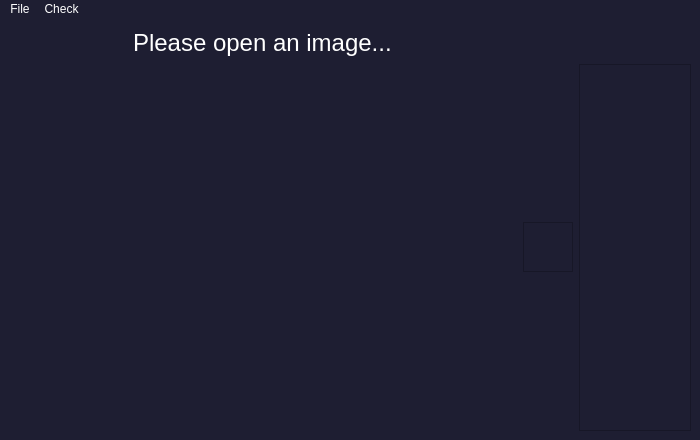
Qt form app.ui (ahmed-sedky/smile-design) before a commit.
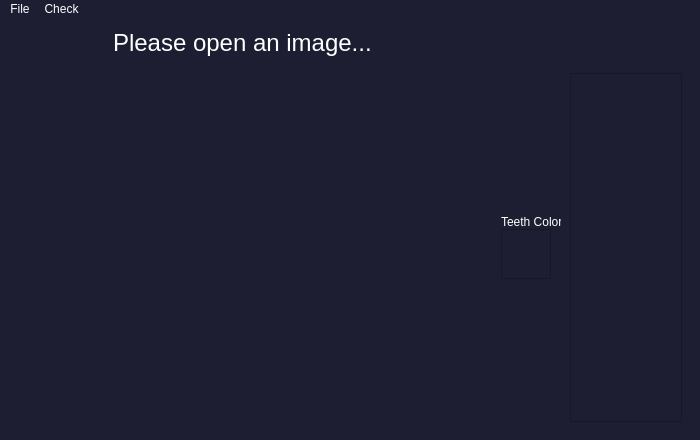
The same form after that commit.

What changed in the file:
```diff
--- a/app.ui
+++ b/app.ui
@@ -19,25 +19,6 @@
   </property>
   <widget class="QWidget" name="centralwidget">
    <layout class="QGridLayout" name="gridLayout">
-    <item row="1" column="2">
-     <widget class="QGraphicsView" name="palette">
-      <property name="enabled">
-       <bool>true</bool>
-      </property>
-      <property name="maximumSize">
-       <size>
-        <width>112</width>
-        <height>16777215</height>
-       </size>
-      </property>
-      <property name="verticalScrollBarPolicy">
-       <enum>Qt::ScrollBarAlwaysOff</enum>
-      </property>
-      <property name="horizontalScrollBarPolicy">
-       <enum>Qt::ScrollBarAlwaysOff</enum>
-      </property>
-     </widget>
-    </item>
     <item row="1" column="0">
      <widget class="QGraphicsView" name="image">
       <property name="maximumSize">
@@ -87,7 +68,47 @@
       </property>
      </widget>
     </item>
-    <item row="1" column="1">
+    <item row="1" column="1" alignment="Qt::AlignHCenter">
+     <widget class="QWidget" name="colorsWidget" native="true">
+      <layout class="QHBoxLayout" name="horizontalLayout">
+       <property name="spacing">
+        <number>0</number>
+       </property>
+       <item alignment="Qt::AlignHCenter|Qt::AlignVCenter">
+        <widget class="QWidget" name="teethColorWidget" native="true">
+         <property name="minimumSize">
+          <size>
+           <width>0</width>
+           <height>150</height>
+          </size>
+         </property>
+         <property name="maximumSize">
+          <size>
+           <width>16777215</width>
+           <height>1111</height>
+          </size>
+         </property>
+         <layout class="QVBoxLayout" name="verticalLayout">
+          <property name="spacing">
+           <number>0</number>
+          </property>
+          <property name="sizeConstraint">
+           <enum>QLayout::SetMinimumSize</enum>
+          </property>
+          <item>
+           <widget class="QLabel" name="label">
+            <property name="maximumSize">
+             <size>
+              <width>60</width>
+              <height>20</height>
+             </size>
+            </property>
+            <property name="text">
+             <string>Teeth Color</string>
+            </property>
+           </widget>
+          </item>
+          <item>
      <widget class="QGraphicsView" name="teethColor">
       <property name="maximumSize">
        <size>
@@ -101,6 +122,31 @@
       <property name="horizontalScrollBarPolicy">
        <enum>Qt::ScrollBarAlwaysOff</enum>
       </property>
+           </widget>
+          </item>
+         </layout>
+        </widget>
+       </item>
+       <item>
+        <widget class="QGraphicsView" name="palette">
+         <property name="enabled">
+          <bool>true</bool>
+         </property>
+         <property name="maximumSize">
+          <size>
+           <width>112</width>
+           <height>16777215</height>
+          </size>
+         </property>
+         <property name="verticalScrollBarPolicy">
+          <enum>Qt::ScrollBarAlwaysOff</enum>
+         </property>
+         <property name="horizontalScrollBarPolicy">
+          <enum>Qt::ScrollBarAlwaysOff</enum>
+         </property>
+        </widget>
+       </item>
+      </layout>
      </widget>
     </item>
    </layout>
```
Lines whose indentation alone changed are shown as unchanged.
